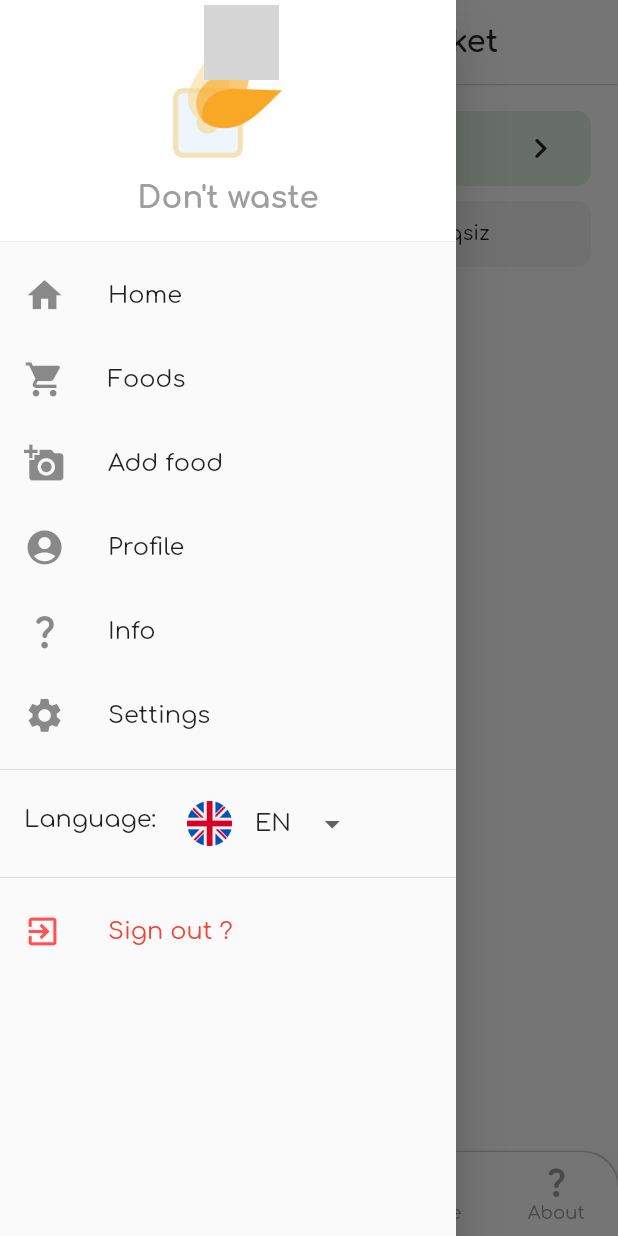
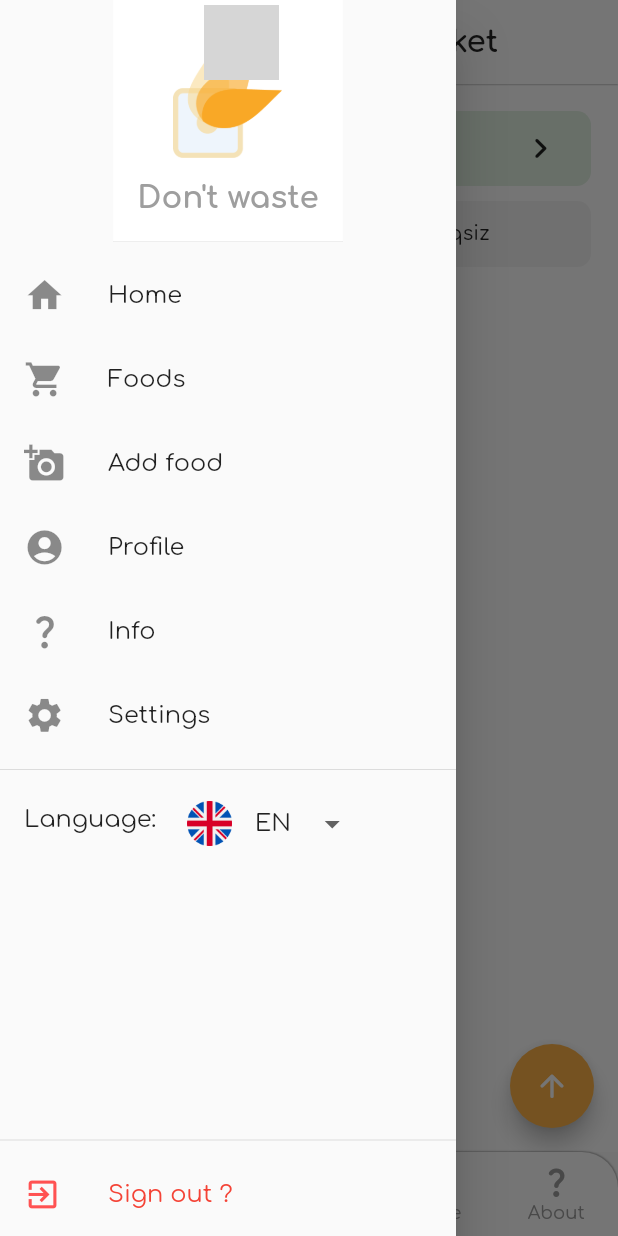
Before and after one commit to ShJavokhir/Dont-Waste, a Flutter app: the screen it shows after launch, item 2 of the bottom bar chosen, with the side drawer open, on a phone screen of 412 x 824 dp. Run offline on Flutter 3.47's test engine with Material 2 defaults, Android fonts, the phone set to English and light mode, and no system bars; our stand-ins replace cloud_firestore, easy_localization, firebase_auth, firebase_core, firebase_storage, geocoding and 8 more; missing offline and left inert: geoflutterfire; accounts and stored records are empty; grey boxes are pictures that could not be loaded.

Commit message:
something done

```diff
--- a/lib/app/data/models/food_model.dart
+++ b/lib/app/data/models/food_model.dart
@@ -17,6 +17,7 @@ class Food {
   int? postedTimestamp;
   bool? isDonation = false;
   bool? isEatable = true;
+  bool? isTop = false;
 
   Food(
       {this.title,
@@ -32,7 +33,8 @@ class Food {
       this.userId,
         this.isDonation=false,
         this.isEatable=true,
-        this.postedTimestamp
+        this.postedTimestamp,
+        this.isTop
       });
 
   Food.fromJson(Map<String, dynamic> json) {
@@ -50,6 +52,7 @@ class Food {
     postedTimestamp = json['postedTimestamp'];
     isDonation = json['isDonation'];
     isEatable = json['isEatable'];
+    isTop = json['isTop'];
   }
 
   Map<String, dynamic> toJson() {
@@ -68,6 +71,7 @@ class Food {
     data['postedTimestamp'] = postedTimestamp;
     data['isDonation'] = isDonation;
     data['isEatable'] = isEatable;
+    data['isTop'] = isTop;
     return data;
   }
 }
--- a/lib/app/modules/food_market/views/food_market_view.dart
+++ b/lib/app/modules/food_market/views/food_market_view.dart
@@ -27,10 +27,18 @@ class FoodMarketView extends GetView<FoodMarketController> {
     0: Padding(padding: EdgeInsets.all(10), child: Text("Yaroqli")),
     1: Padding(padding: EdgeInsets.all(10), child: Text("Yaroqsiz"))
   };
+
   @override
   Widget build(BuildContext context) {
     return SafeArea(
       child: Scaffold(
+        floatingActionButton: FloatingActionButton(
+          onPressed: (){
+            controller.scrollUp();
+          },
+          backgroundColor: yellow1,
+          child: Icon(Icons.arrow_upward_rounded),
+        ),
         // bottomNavigationBar: BottomNavigationBar(
         //   elevation: 20,
         //   currentIndex: 1,
@@ -143,6 +151,7 @@ class FoodMarketView extends GetView<FoodMarketController> {
               padding: EdgeInsets.fromLTRB(DEFAULT_PADDING * 1.0,DEFAULT_PADDING * 1.0,DEFAULT_PADDING * 1.0,0),
               child: Obx(
                 () => ListView(
+                  controller: controller.scrollController,
                   physics: BouncingScrollPhysics(
                       parent: AlwaysScrollableScrollPhysics()),
                   children: [
@@ -266,6 +275,7 @@ class FoodMarketView extends GetView<FoodMarketController> {
                           location: e.city ?? "Uzbekistan",
                           photo_url: e.photo_url ?? "no",
                           isEatable: e.isEatable ?? true,
+                          isTop: e.isTop ?? false,
                           onPressed: () {
                             FoodPreviewBinding().dependencies();
                             Get.find<FoodPreviewController>().foodModel = e;
--- a/lib/app/modules/frame/views/frame_view.dart
+++ b/lib/app/modules/frame/views/frame_view.dart
@@ -204,10 +204,12 @@ class FrameView extends GetView<FrameController> {
 }
 Drawer buildDrawer(BuildContext context) {
   return Drawer(
-    child: ListView(
-      physics: AlwaysScrollableScrollPhysics(
-          parent: BouncingScrollPhysics()),
-      padding: EdgeInsets.zero,
+    child: Container(
+      height: MediaQuery.of(context).size.height,
+      child: Column(
+        // physics: AlwaysScrollableScrollPhysics(
+        //     parent: BouncingScrollPhysics()),
+        // padding: EdgeInsets.zero,
         children: <Widget>[
           DrawerHeader(
             child: Column(
@@ -399,7 +401,9 @@ Drawer buildDrawer(BuildContext context) {
               //       }).toList();
               //     },
               //   ),
+          Spacer(),
           Divider(),
+
           ListTile(
             leading: Icon(Icons.exit_to_app,
                 color: Colors.redAccent, size: 18.sp),
@@ -415,5 +419,6 @@ Drawer buildDrawer(BuildContext context) {
           ),
         ],
       ),
+    ),
   );
 }
--- a/lib/app/modules/nearby-foods/controllers/nearby_foods_controller.dart
+++ b/lib/app/modules/nearby-foods/controllers/nearby_foods_controller.dart
@@ -225,7 +225,7 @@ class NearbyFoodsController extends GetxController {
       FoodPreviewBinding().dependencies();
       Get.find<FoodPreviewController>().foodModel = food;
       Get.toNamed("/food-preview");
-    }, title: food.title!, price: food.price!, location: food.city!, isDonation: food.isDonation ?? false, photo_url: food.photo_url ?? "no", postedTimestamp: food.postedTimestamp, isEatable: food.isEatable ?? true,);
+    }, title: food.title!, price: food.price!, location: food.city!, isDonation: food.isDonation ?? false, photo_url: food.photo_url ?? "no", postedTimestamp: food.postedTimestamp, isEatable: food.isEatable ?? true, isTop: food.isTop ?? false,);
   }
   Food getFoodById(String id){
 
```
Also changed, not shown: lib/app/modules/food_market/controllers/food_market_controller.dart (+10 -0 lines), lib/app/modules/nearby-foods/views/nearby_foods_view.dart (+5 -2 lines), lib/app/widgets/onmap_single_food_order.dart (+69 -1 lines), lib/app/widgets/single_food_order.dart (+10 -5 lines). Lines whose indentation alone changed are shown as unchanged.
